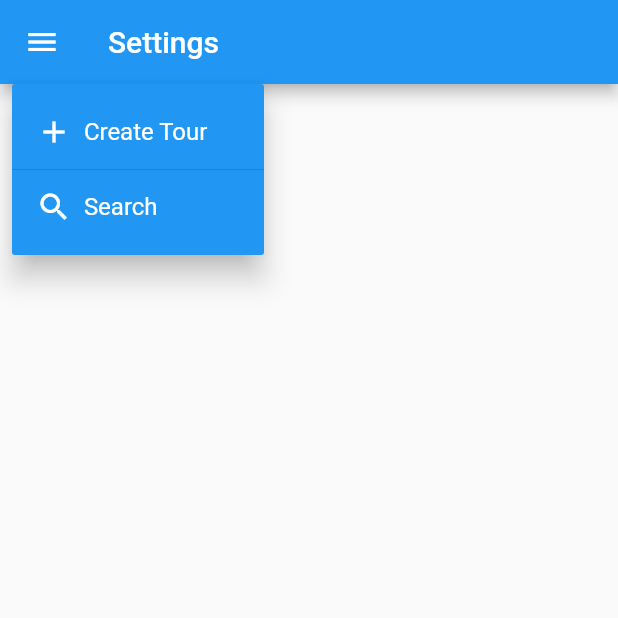
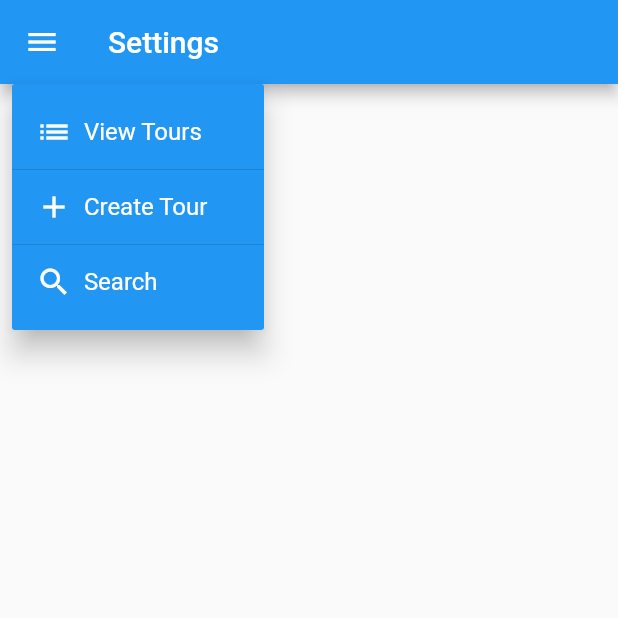
Before and after one commit to umgc/spring2023, a Flutter app: the SettingsView screen opened by its route, after a tap on the "menu" icon, on a phone screen of 412 x 824 dp, the top half of it. Run offline on Flutter 3.47's test engine with Material 2 defaults, Android fonts, the phone set to English and light mode, and no system bars; missing offline and left inert: webviewx; network calls fail.

Commit message:
Added view tours option

```diff
--- a/virotour/lib/src/hamburger.dart
+++ b/virotour/lib/src/hamburger.dart
@@ -12,6 +12,16 @@ class Hamburger extends StatelessWidget {
       position: const RelativeRect.fromLTRB(0.0, 56, 25.0, 0.0),
       //position where you want to show the menu on screen
       items: [
+        PopupMenuItem<String>(
+          value: 'View Tours',
+          child: Row(
+            children: const <Widget>[
+              Icon(Icons.list, color: Colors.white),
+              Text('  View Tours', style: TextStyle(color: Colors.white))
+            ],
+          ),
+        ),
+        const PopupMenuDivider(height: 2),
         PopupMenuItem<String>(
           value: 'Create Tour',
           child: Row(
@@ -46,6 +56,8 @@ class Hamburger extends StatelessWidget {
     } else if (selected == 'Search') {
       showSnackBar('Should go to Search Page', context);
       //Navigator.restorablePushNamed(context, PublishTour.routeName);
+    } else if (selected == 'View Tours') {
+      Navigator.restorablePushNamed(context, TourListView.routeName);
     } else {
       //nothing here, only used for testing
       // showSnackBar('menu exit', context);
```
